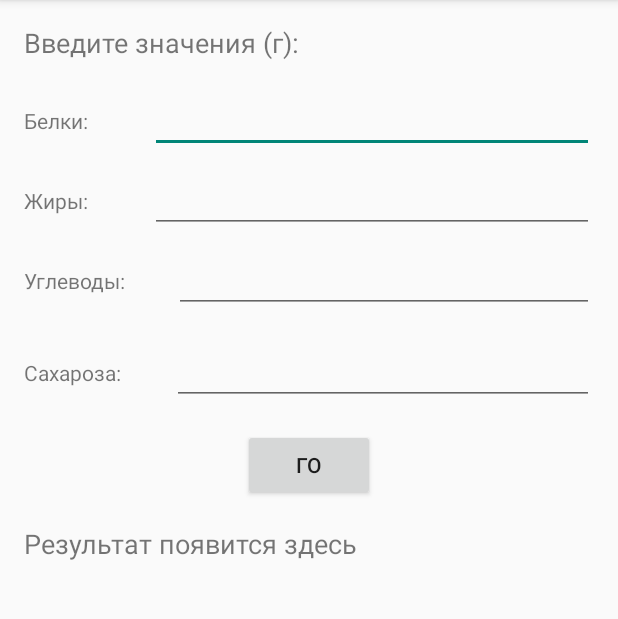
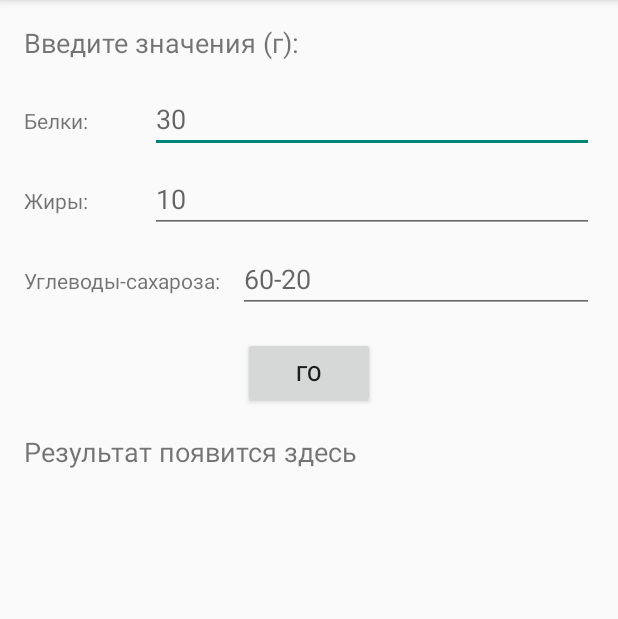
Before and after one commit to Vasyukova-Nat/Percentage_of_proteins_fats_carbohydrates, an Android app built with Jetpack Compose: the screen it shows after launch (MainActivity), on a phone screen of 412 x 824 dp, the part 84-703 px from its top. Run offline under Robolectric (Android 15) with nearby library versions, the phone set to English and light mode, and no system bars.

```diff
--- a/app/src/main/res/layout/activity_main.xml
+++ b/app/src/main/res/layout/activity_main.xml
@@ -32,7 +32,8 @@
             android:layout_height="wrap_content"
             android:inputType="number"
             android:ems="10"
-            android:layout_weight="2"/>
+            android:layout_weight="2"
+            android:hint="30"/>
     </LinearLayout>
 
     <LinearLayout
@@ -53,7 +54,8 @@
             android:layout_height="wrap_content"
             android:inputType="number"
             android:ems="10"
-            android:layout_weight="2"/>
+            android:layout_weight="2"
+            android:hint="10"/>
     </LinearLayout>
 
     <LinearLayout
@@ -65,37 +67,17 @@
         <TextView
             android:layout_width="wrap_content"
             android:layout_height="wrap_content"
-            android:text="Углеводы:"
+            android:text="Углеводы-сахароза:"
             android:layout_weight="1"/>
 
         <EditText
-            android:id="@+id/carbsInput"
+            android:id="@+id/carbsExpressionInput"
             android:layout_width="wrap_content"
             android:layout_height="wrap_content"
-            android:inputType="number"
+            android:inputType="number|text"
             android:ems="10"
-            android:layout_weight="2"/>
-    </LinearLayout>
-
-    <LinearLayout
-        android:layout_width="match_parent"
-        android:layout_height="wrap_content"
-        android:orientation="horizontal"
-        android:layout_marginBottom="16dp">
-
-        <TextView
-            android:layout_width="wrap_content"
-            android:layout_height="wrap_content"
-            android:text="Сахароза:"
-            android:layout_weight="1"/>
-
-        <EditText
-            android:id="@+id/subtractCarbsInput"
-            android:layout_width="wrap_content"
-            android:layout_height="wrap_content"
-            android:inputType="number"
-            android:ems="10"
-            android:layout_weight="2"/>
+            android:layout_weight="2"
+            android:hint="60-20"/>
     </LinearLayout>
 
     <Button
```
Also changed, not shown: app/src/main/java/com/example/percentage_of_proteins_fats_carbohydrates/MainActivity.kt (+18 -7 lines).
